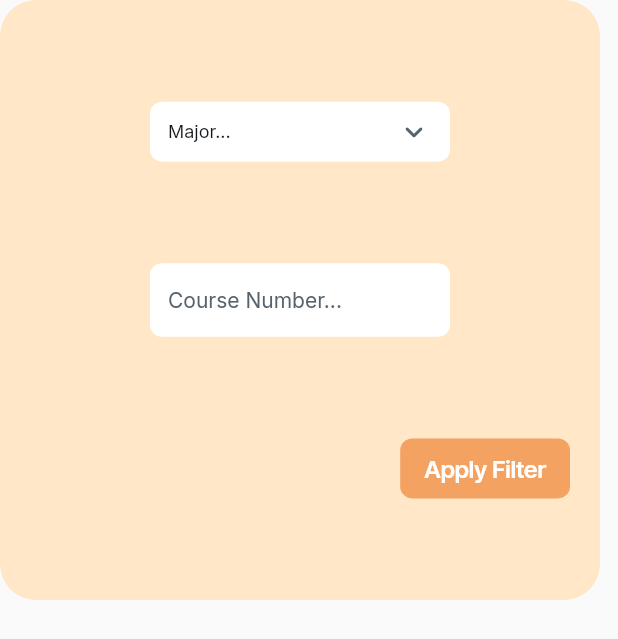
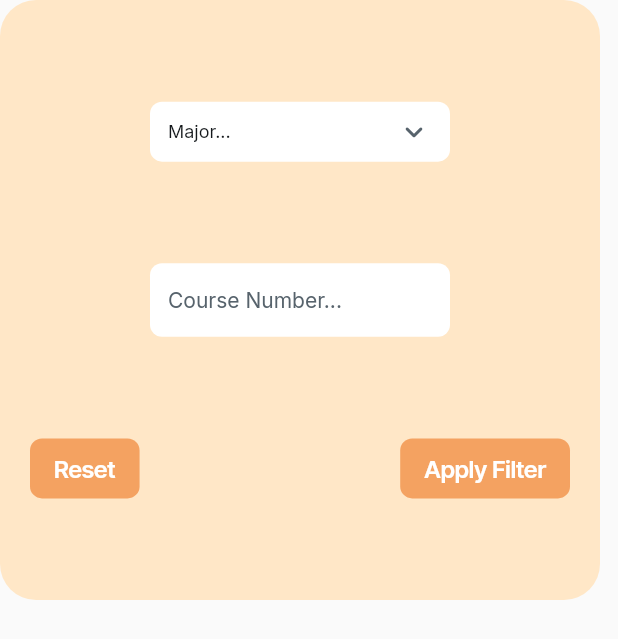
Before and after one commit to alyanamB/ClassLink, a Flutter app: the FilterCopyWidget widget shown alone on an empty page, opened directly, after a tap on "Apply Filter", on a phone screen of 412 x 824 dp. Shown: the top 639 px of the screen. Run offline on Flutter 3.47's test engine with Material 3 defaults, Android fonts, the phone set to English and light mode, and no system bars; drawn by our look-alikes of auto_size_text, dropdown_button2; our stand-ins replace cloud_firestore, easy_debounce, file_picker, firebase_analytics, firebase_auth, firebase_core and 16 more; missing offline and left inert: json_path, mime_type; accounts and stored records are empty; network calls fail.

Commit message:
Updating to latest FlutterFlow output.

```diff
--- a/firebase/firestore.indexes.json
+++ b/firebase/firestore.indexes.json
@@ -6,6 +6,10 @@
       "fields": [
         {
           "fieldPath": "sesh_course_major",
+          "order": "ASCENDING"
+        },
+        {
+          "fieldPath": "sesh_course_number",
           "order": "ASCENDING"
         },
         {
--- a/lib/main.dart
+++ b/lib/main.dart
@@ -31,12 +31,16 @@ void main() async {
 }
 
 class MyApp extends StatefulWidget {
+  const MyApp({super.key, this.entryPage});
+
   // This widget is the root of your application.
   @override
   State<MyApp> createState() => _MyAppState();
 
   static _MyAppState of(BuildContext context) =>
       context.findAncestorStateOfType<_MyAppState>()!;
+
+  final Widget? entryPage;
 }
 
 class MyAppScrollBehavior extends MaterialScrollBehavior {
@@ -75,7 +79,7 @@ class _MyAppState extends State<MyApp> {
     super.initState();
 
     _appStateNotifier = AppStateNotifier.instance;
-    _router = createRouter(_appStateNotifier);
+    _router = createRouter(_appStateNotifier, widget.entryPage);
     userStream = classLinkFirebaseUserStream()
       ..listen((user) {
         _appStateNotifier.update(user);
--- a/lib/profile/profile_tab/profile_tab_widget.dart
+++ b/lib/profile/profile_tab/profile_tab_widget.dart
@@ -159,6 +159,7 @@ class _ProfileTabWidgetState extends State<ProfileTabWidget> {
                       alignment: AlignmentDirectional(0.0, 0.0),
                       child: AuthUserStreamWidget(
                         builder: (context) => FFButtonWidget(
+                          key: ValueKey('LogoutButton_aumg'),
                           onPressed: () async {
                             logFirebaseEvent(
                                 'PROFILE_TAB_PAGE_LogoutButton_ON_TAP');
--- a/lib/profile/tutor_profile/tutor_profile_widget.dart
+++ b/lib/profile/tutor_profile/tutor_profile_widget.dart
@@ -336,6 +336,7 @@ class _TutorProfileWidgetState extends State<TutorProfileWidget> {
                               return Container(
                                 width: 280.0,
                                 child: TextFormField(
+                                  key: ValueKey('CourseTextField_enob'),
                                   controller:
                                       _model.courseTextFieldTextController ??=
                                           TextEditingController(
@@ -549,6 +550,7 @@ class _TutorProfileWidgetState extends State<TutorProfileWidget> {
                       return Container(
                         width: 280.0,
                         child: TextFormField(
+                          key: ValueKey('descriptionTextField_15s7'),
                           controller:
                               _model.descriptionTextFieldTextController ??=
                                   TextEditingController(
@@ -653,6 +655,7 @@ class _TutorProfileWidgetState extends State<TutorProfileWidget> {
                             return Container(
                               width: 200.0,
                               child: TextFormField(
+                                key: ValueKey('RateTextField_ng69'),
                                 controller:
                                     _model.rateTextFieldTextController ??=
                                         TextEditingController(
@@ -747,6 +750,7 @@ class _TutorProfileWidgetState extends State<TutorProfileWidget> {
                                 : null;
 
                         return FFButtonWidget(
+                          key: ValueKey('updateTutorButton_i9a5'),
                           onPressed: () async {
                             logFirebaseEvent(
                                 'TUTOR_PROFILE_updateTutorButton_ON_TAP');
--- a/lib/tutors_page/filter_copy/filter_copy_widget.dart
+++ b/lib/tutors_page/filter_copy/filter_copy_widget.dart
@@ -1,9 +1,11 @@
+import '/auth/firebase_auth/auth_util.dart';
 import '/flutter_flow/flutter_flow_drop_down.dart';
 import '/flutter_flow/flutter_flow_theme.dart';
 import '/flutter_flow/flutter_flow_util.dart';
 import '/flutter_flow/flutter_flow_widgets.dart';
 import '/flutter_flow/form_field_controller.dart';
 import 'package:flutter/material.dart';
+import 'package:provider/provider.dart';
 import 'filter_copy_model.dart';
 export 'filter_copy_model.dart';
 
@@ -50,6 +52,8 @@ class _FilterCopyWidgetState extends State<FilterCopyWidget> {
 
   @override
   Widget build(BuildContext context) {
+    context.watch<FFAppState>();
+
     return Container(
       width: 400.0,
       height: 400.0,
@@ -164,20 +168,63 @@ class _FilterCopyWidgetState extends State<FilterCopyWidget> {
             alignment: AlignmentDirectional(0.0, 1.0),
             child: Row(
               mainAxisSize: MainAxisSize.max,
-              mainAxisAlignment: MainAxisAlignment.end,
+              mainAxisAlignment: MainAxisAlignment.spaceBetween,
               children: [
+                Padding(
+                  padding: EdgeInsetsDirectional.fromSTEB(20.0, 0.0, 0.0, 0.0),
+                  child: FFButtonWidget(
+                    onPressed: () async {
+                      logFirebaseEvent('FILTER_COPY_COMP_ResetFilter_ON_TAP');
+                      logFirebaseEvent('ResetFilter_update_app_state');
+                      FFAppState().ssfilterMajor =
+                          valueOrDefault(currentUserDocument?.major, '');
+                      FFAppState().ssfilterCourseNum = '';
+                      FFAppState().ssfilterTime = '';
+                      _model.updatePage(() {});
+                    },
+                    text: 'Reset',
+                    options: FFButtonOptions(
+                      height: 40.0,
+                      padding:
+                          EdgeInsetsDirectional.fromSTEB(16.0, 0.0, 16.0, 0.0),
+                      iconPadding:
+                          EdgeInsetsDirectional.fromSTEB(0.0, 0.0, 0.0, 0.0),
+                      color: FlutterFlowTheme.of(context).primary,
+                      textStyle:
+                          FlutterFlowTheme.of(context).titleSmall.override(
+                                fontFamily: 'Inter Tight',
+                                color: Colors.white,
+                                letterSpacing: 0.0,
+                              ),
+                      elevation: 0.0,
+                      borderRadius: BorderRadius.circular(8.0),
+                    ),
+                  ),
+                ),
                 Padding(
                   padding: EdgeInsetsDirectional.fromSTEB(0.0, 0.0, 20.0, 0.0),
                   child: FFButtonWidget(
                     onPressed: () async {
                       logFirebaseEvent('FILTER_COPY_COMP_ApplyFilter_ON_TAP');
-                      logFirebaseEvent('ApplyFilter_update_app_state');
-                      FFAppState().tFilterMajor = _model.majorValue!;
-                      FFAppState().tFilterCourseNum =
-                          _model.courseNumberTextController.text;
-                      _model.updatePage(() {});
-                      logFirebaseEvent('ApplyFilter_bottom_sheet');
-                      Navigator.pop(context);
+                      if ((FFAppState().tFilterMajor != '') ||
+                          (FFAppState().tFilterCourseNum != '')) {
+                        if (widget.fMajor == null || widget.fMajor == '') {
+                          logFirebaseEvent('ApplyFilter_update_app_state');
+                          FFAppState().ssfilterCourseNum =
+                              FFAppState().tFilterCourseNum;
+                          _model.updatePage(() {});
+                        } else {
+                          logFirebaseEvent('ApplyFilter_update_app_state');
+                          FFAppState().ssfilterMajor =
+                              FFAppState().tFilterMajor;
+                          FFAppState().ssfilterCourseNum =
+                              FFAppState().tFilterCourseNum;
+                          _model.updatePage(() {});
+                        }
+
+                        logFirebaseEvent('ApplyFilter_bottom_sheet');
+                        Navigator.pop(context);
+                      }
                     },
                     text: 'Apply Filter',
                     options: FFButtonOptions(
--- a/pubspec.yaml
+++ b/pubspec.yaml
@@ -131,6 +131,8 @@ dependency_overrides:
 
 dev_dependencies:
   flutter_lints: 4.0.0
+  integration_test:
+    sdk: flutter
   lints: 4.0.0
   flutter_test:
     sdk: flutter
--- /dev/null
+++ b/test_driver/integration_test.dart
@@ -0,0 +1,3 @@
+import 'package:integration_test/integration_test_driver.dart';
+
+Future<void> main() => integrationDriver();
```
Also changed, not shown: lib/flutter_flow/nav/nav.dart (+8 -5 lines), lib/pages/home_page/home_page_widget.dart (+8 -10 lines), 4 other files.
